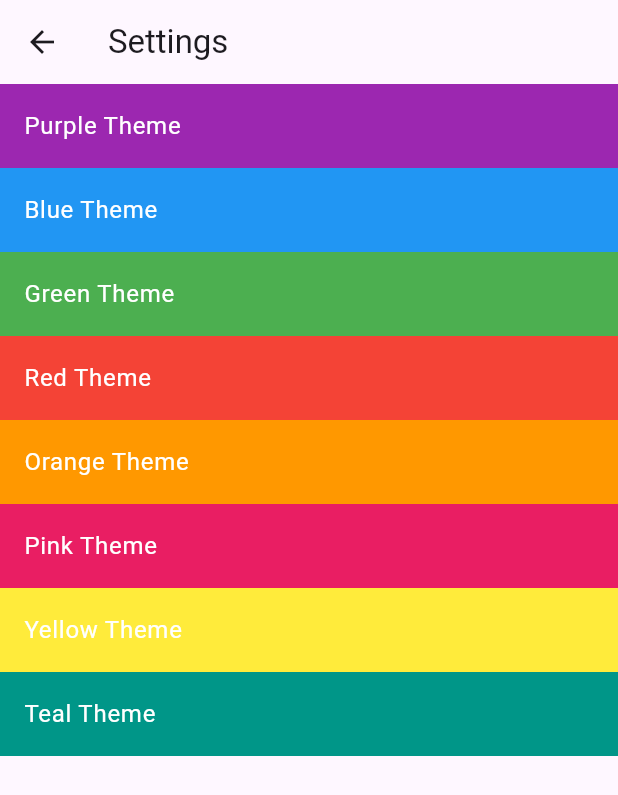
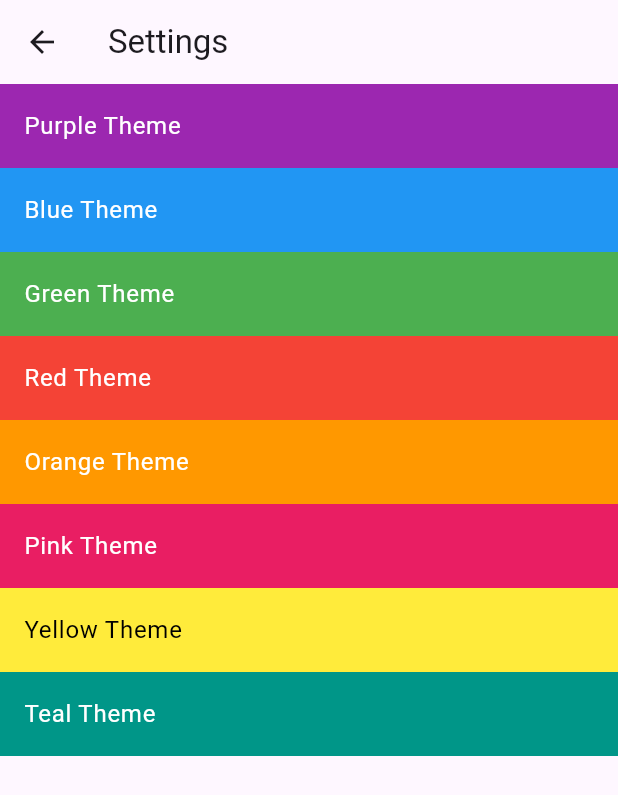
Before and after one commit to aimbesi1/mobile-project1, a Flutter app: the screen it shows after launch, after a tap on the "settings" icon, on a phone screen of 412 x 824 dp. Shown: the top 795 px of the screen. Run offline on Flutter 3.47's test engine with Material 3 defaults, Android fonts, the phone set to English and light mode, and no system bars; our stand-ins replace sqflite; accounts and stored records are empty.

Commit message:
Adjust button positioning in CardsView and Quiz
Also made minor tweak to settings screen for readability

```diff
--- a/project1/lib/cardsview.dart
+++ b/project1/lib/cardsview.dart
@@ -102,9 +102,11 @@ class _CardsViewState extends State<CardsView> {
                     );
               })),
         ),
-        SizedBox(
-            height: 50,
+        Container(
+            color: Theme.of(context).colorScheme.inversePrimary,
+            height: 80,
             child: Row(
+              mainAxisAlignment: MainAxisAlignment.spaceEvenly,
               children: [
                 ElevatedButton(
                     onPressed: addCard, child: const Text('Add card')),
--- a/project1/lib/quiz.dart
+++ b/project1/lib/quiz.dart
@@ -70,9 +70,11 @@ class _QuizState extends State<Quiz> {
                 height: 400,
                 padding: const EdgeInsets.all(8.0),
                 child: currentPanel)),
-        SizedBox(
-            height: 50,
+        Container(
+            color: Theme.of(context).colorScheme.inversePrimary,
+            height: 80,
             child: Row(
+              mainAxisAlignment: MainAxisAlignment.spaceEvenly,
               children: [
                 // ElevatedButton(onPressed: addSet, child: const Text('Add set')),
                 ElevatedButton(
--- a/project1/lib/settings_screen.dart
+++ b/project1/lib/settings_screen.dart
@@ -28,7 +28,7 @@ class SettingsScreen extends StatelessWidget {
     return ListTile(
       title: Text(
         title,
-        style: TextStyle(color: Colors.white),
+        style: TextStyle(color: color == Colors.yellow ? Colors.black : Colors.white),
       ),
       tileColor: color,
       onTap: () {
```
